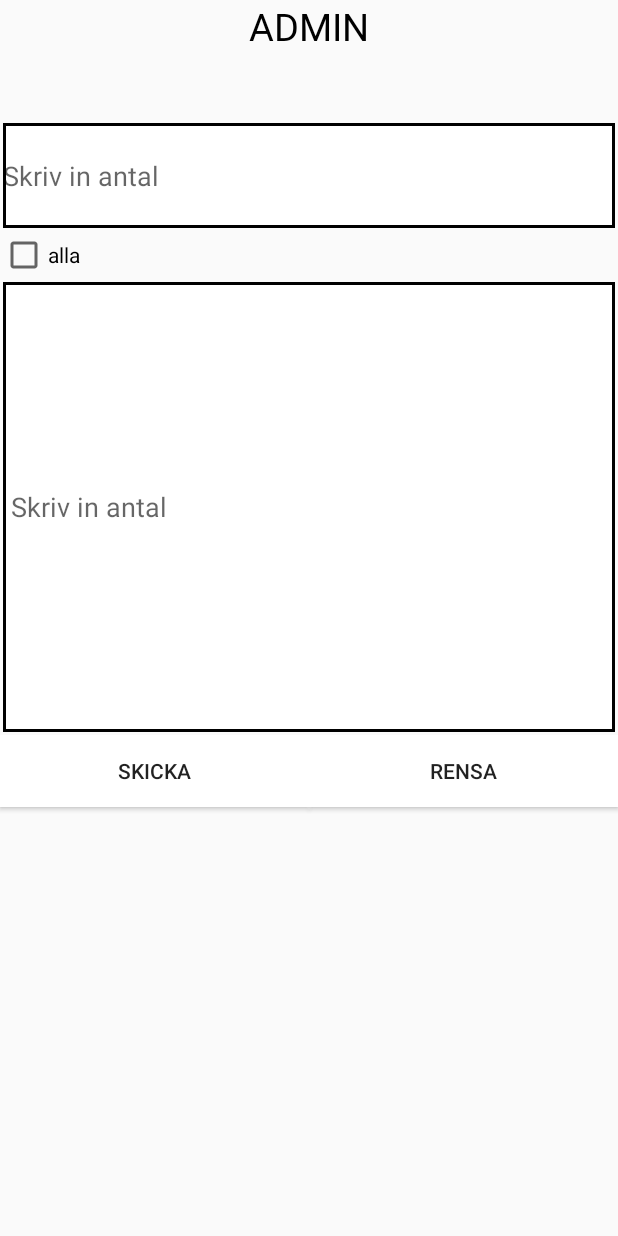
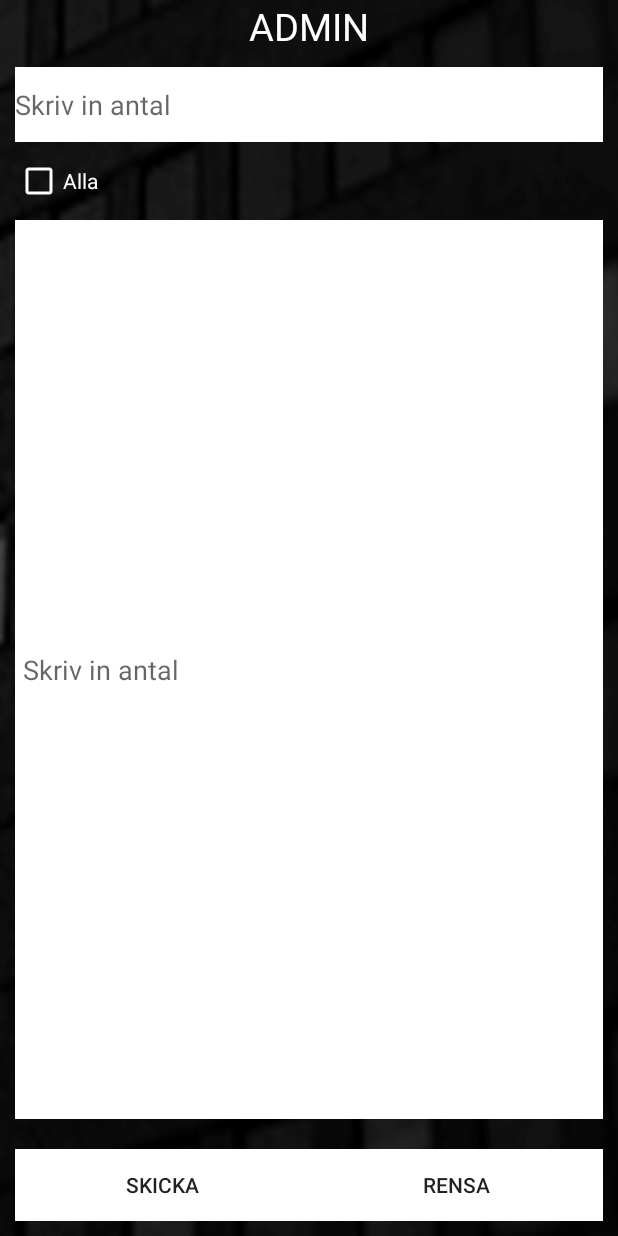
Before and after one commit to aysterberi/SatansDemokratiAdmin, an Android app: the screen it shows after launch (MainActivity), on a phone screen of 412 x 824 dp. Run offline under Robolectric (Android 15) with nearby library versions, the phone set to English and light mode, and no system bars.

Commit message:
FIXADE JONTES FEL

```diff
--- a/app/src/main/java/com/example/lisalesse/satansdemokratiadmin/MainActivity.java
+++ b/app/src/main/java/com/example/lisalesse/satansdemokratiadmin/MainActivity.java
@@ -50,10 +50,10 @@ public class MainActivity extends AppCompatActivity {
                 textRutan.getText().clear();
                 Antalen.getText().clear();
                 checkBoxen.setChecked(false);
-
             }
 
         });
+
         Skicka.setOnClickListener(new View.OnClickListener() {
                 public void onClick(View v) {
                     String antal = "";
@@ -120,39 +120,9 @@ public class MainActivity extends AppCompatActivity {
                         }
 
                     }
-
                 }
 
             });
         };
 
-
-
-
-
-    @Override
-    public boolean onCreateOptionsMenu(Menu menu) {
-        // Inflate the menu; this adds items to the action bar if it is present.
-        getMenuInflater().inflate(R.menu.menu_main, menu);
-        return true;
-    }
-
-
-    @Override
-    public boolean onOptionsItemSelected(MenuItem item) {
-        // Handle action bar item clicks here. The action bar will
-        // automatically handle clicks on the Home/Up button, so long
-        // as you specify a parent activity in AndroidManifest.xml.
-        int id = item.getItemId();
-
-        //noinspection SimplifiableIfStatement
-        if (id == R.id.action_settings) {
-            return true;
-        }
-
-        return super.onOptionsItemSelected(item);
-    }
-
-
-
 }
--- a/app/src/main/res/drawable/back.xml
+++ /dev/null
@@ -1,5 +0,0 @@
-<?xml version="1.0" encoding="utf-8"?>
-<shape xmlns:android="http://schemas.android.com/apk/res/android" android:shape="rectangle" >
-    <solid android:color="#ffffff" />
-    <stroke android:width="2dp" android:color="#000000"/>
-</shape>
--- a/app/src/main/res/layout/activity_main.xml
+++ b/app/src/main/res/layout/activity_main.xml
@@ -9,51 +9,58 @@
     android:fitsSystemWindows="true"
     tools:context="com.example.lisalesse.satansdemokratiadmin.MainActivity"
     android:orientation="horizontal"
+    android:background="@drawable/background"
     android:layout_weight="1">
 
     <TextView
         android:id="@+id/rubrik"
         android:layout_width="match_parent"
-        android:layout_height="80dp"
+        android:layout_height="wrap_content"
         android:textAlignment="center"
         android:text="ADMIN"
-        android:textColor="@color/colorPrimaryDark"
+        android:textColor="@color/colorAccent"
         android:textSize="25sp"/>
 
     <EditText
-        android:background="@drawable/back"
+        android:background="@color/colorAccent"
         android:id="@+id/antal"
         android:layout_below="@+id/rubrik"
         android:layout_width="match_parent"
-        android:layout_height="70dp"
-        android:layout_margin="2dp"
-        android:inputType="text"
+        android:layout_height="50dp"
+        android:layout_margin="10dp"
+        android:inputType="number"
         android:hint="Skriv in antal"
         android:textColor="@color/colorPrimaryDark"/>
 
     <CheckBox
         android:id="@+id/checkalla"
-        android:text="alla"
+        android:layout_marginLeft="10dp"
+        android:text="Alla"
+        android:buttonTint="@color/colorAccent"
+        android:textColor="@color/colorAccent"
         android:layout_below="@+id/antal"
         android:layout_width="wrap_content"
         android:layout_height="wrap_content"/>
 
     <EditText
-        android:background="@drawable/back"
+        android:background="@color/colorAccent"
         android:padding="5dp"
         android:id="@+id/messagebox"
         android:layout_below="@+id/checkalla"
+        android:layout_above="@+id/divider"
         android:layout_width="match_parent"
-        android:layout_height="300dp"
-        android:layout_margin="2dp"
+        android:layout_height="wrap_content"
+        android:layout_margin="10dp"
         android:inputType="text"
         android:textColor="@color/colorPrimaryDark"
         android:hint="Skriv in antal"/>
 
     <LinearLayout
-        android:layout_below="@id/messagebox"
+        android:id="@+id/divider"
+        android:layout_alignParentBottom="true"
+        android:layout_margin="10dp"
         android:layout_width="match_parent"
-        android:layout_height="match_parent"
+        android:layout_height="wrap_content"
         android:weightSum="2">
 
         <Button
@@ -63,8 +70,8 @@
             android:layout_height="wrap_content"
             android:background="@color/colorAccent"
             android:text="Skicka"
-            android:layout_weight="1"
-            />
+            android:layout_weight="1" />
+
         <Button
             android:id="@+id/button_rensa"
             android:layout_below="@+id/messagebox"
@@ -74,9 +81,6 @@
             android:text="Rensa"
             android:layout_weight="1"/>
 
-
     </LinearLayout>
 
-
-
 </RelativeLayout>
--- a/app/src/main/res/values/styles.xml
+++ b/app/src/main/res/values/styles.xml
@@ -6,6 +6,7 @@
         <item name="colorPrimary">@color/colorPrimary</item>
         <item name="colorPrimaryDark">@color/colorPrimaryDark</item>
         <item name="colorAccent">@color/colorAccent</item>
+        <item name="android:windowBackground">@android:color/black</item>
     </style>
 
     <style name="AppTheme.NoActionBar">
--- a/build.gradle
+++ b/build.gradle
@@ -5,7 +5,7 @@ buildscript {
         jcenter()
     }
     dependencies {
-        classpath 'com.android.tools.build:gradle:1.5.0'
+        classpath 'com.android.tools.build:gradle:2.1.0'
 
         // NOTE: Do not place your application dependencies here; they belong
         // in the individual module build.gradle files
```
Also changed, not shown: app/src/main/res/drawable/background.png (added), gradle/wrapper/gradle-wrapper.properties, 3 other files.
